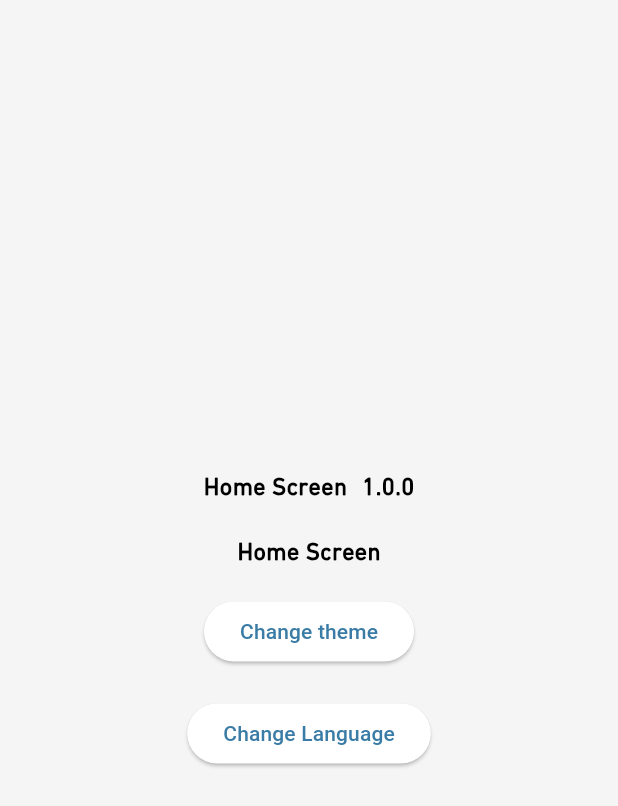
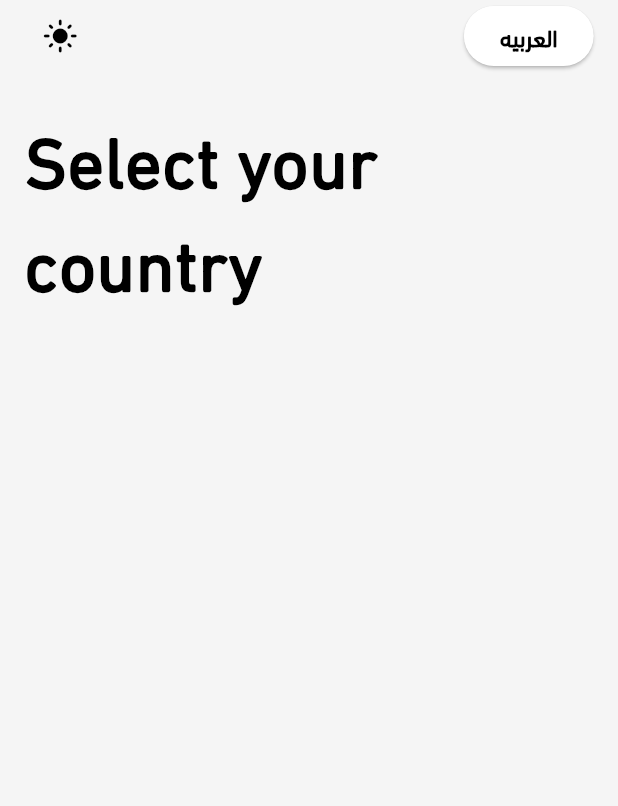
Before and after one commit to KhaledHAnter/saay, a Flutter app: the screen it shows after launch, on a phone screen of 412 x 824 dp. Shown: the top 806 px of the screen. Run offline on Flutter 3.47's test engine with Material 3 defaults, Android fonts, the phone set to English and light mode, and no system bars; our stand-ins replace bloc, easy_localization, flutter_bloc, flutter_screenutil, flutter_svg, gap and 3 more.

Commit message:
ensure that the theme and locale is toggle perfictly

```diff
--- a/assets/langs/ar.json
+++ b/assets/langs/ar.json
@@ -3,5 +3,9 @@
     "Change theme" : "تغيير الثيم",
     "Change Language" : "تغيير اللغة",
     "See more" : "المزيد",
-    "See less" : "اقل"
+    "See less" : "اقل",
+    "1.0.0" : "١.٠.٠",
+    "Arabic" : "العربية",
+    "English" : "English",
+    "Select your country" : "اختر بلدك"
 }
--- /dev/null
+++ b/devtools_options.yaml
@@ -0,0 +1,3 @@
+description: This file stores settings for Dart & Flutter DevTools.
+documentation: https://docs.flutter.dev/tools/devtools/extensions#configure-extension-enablement-states
+extensions:
--- a/lib/core/helpers/app_strings.dart
+++ b/lib/core/helpers/app_strings.dart
@@ -9,4 +9,9 @@ class AppStrings {
   static const String changeTheme = "Change theme";
 
   static const String changeLanguage = "Change Language";
+
+  static const String arabic = "العربيه";
+  static const String english = "English";
+
+  static const String selectYourCountry = "Select your country";
 }
--- a/lib/core/helpers/constants.dart
+++ b/lib/core/helpers/constants.dart
@@ -6,6 +6,8 @@ bool isLoggedUser = false;
 String langPath = "assets/langs";
 String langCacheKey = "lang";
 
+String countryCacheKey = "country";
+
 class SharedPrefsKeys {
   static const String userToken = "userToken";
 }
--- a/lib/core/routing/app_router.dart
+++ b/lib/core/routing/app_router.dart
@@ -1,5 +1,6 @@
 import 'package:flutter/material.dart';
 import 'package:saay/core/routing/routes.dart';
+import 'package:saay/features/country/ui/views/country_screen.dart';
 import 'package:saay/features/home/ui/views/home_screen.dart';
 import 'package:saay/features/splash/ui/views/splash_screen.dart';
 
@@ -11,6 +12,8 @@ class AppRouter {
     switch (settings.name) {
       case Routes.splashScreen:
         return MaterialPageRoute(builder: (_) => const SplashScreen());
+      case Routes.countryScreen:
+        return MaterialPageRoute(builder: (_) => const CountryScreen());
       case Routes.homeScreen:
         return MaterialPageRoute(builder: (_) => const HomeScreen());
 
--- a/lib/core/routing/routes.dart
+++ b/lib/core/routing/routes.dart
@@ -1,4 +1,5 @@
 class Routes {
   static const String splashScreen = '/';
+  static const String countryScreen = '/country';
   static const String homeScreen = '/home';
 }
--- a/lib/core/theming/styles.dart
+++ b/lib/core/theming/styles.dart
@@ -45,4 +45,11 @@ class Styles {
     color: Theme.of(context).colorScheme.primary,
     fontFamily: arabicFontFamily,
   );
+
+  static TextStyle font48Bold(BuildContext context) => TextStyle(
+    fontSize: 48,
+    fontWeight: FontWeightsHelper.bold,
+    color: Theme.of(context).colorScheme.onSurface,
+    fontFamily: arabicFontFamily,
+  );
 }
--- a/lib/core/widgets/app_text.dart
+++ b/lib/core/widgets/app_text.dart
@@ -156,10 +156,10 @@ class AppText extends StatelessWidget {
   final TextDirection? textDirection;
   final TrimMode? trimMode;
   final TextOverflow? overflow;
-  const AppText({
+  const AppText(
+    this.text, {
     super.key,
     this.trimLines,
-    required this.text,
     this.textAlign,
     this.maxLines,
     this.decoration,
--- /dev/null
+++ b/lib/features/country/ui/views/country_screen.dart
@@ -0,0 +1,44 @@
+import 'package:flutter/material.dart';
+import 'package:flutter_screenutil/flutter_screenutil.dart';
+import 'package:gap/gap.dart';
+import 'package:saay/core/global/global.dart';
+import 'package:saay/core/helpers/app_strings.dart';
+import 'package:saay/core/theming/styles.dart';
+import 'package:saay/core/widgets/app_text.dart';
+import 'package:saay/features/country/ui/widgets/country_headers.dart';
+
+class CountryScreen extends StatelessWidget {
+  const CountryScreen({super.key});
+
+  @override
+  Widget build(BuildContext context) {
+    bool isEn = Global.langCode == 'en';
+    return Scaffold(
+      body: SafeArea(
+        child: Padding(
+          padding: const EdgeInsets.symmetric(horizontal: 16).r,
+          child: Column(
+            mainAxisAlignment: MainAxisAlignment.start,
+            crossAxisAlignment: CrossAxisAlignment.start,
+            children: <Widget>[
+              CountryHeaders(),
+              Gap(20),
+              Padding(
+                padding:
+                    EdgeInsets.only(
+                      right: isEn ? 80 : 0,
+                      left: isEn ? 0 : 80,
+                    ).r,
+                child: AppText(
+                  AppStrings.selectYourCountry,
+                  maxLines: 2,
+                  style: Styles.font48Bold(context),
+                ),
+              ),
+            ],
+          ),
+        ),
+      ),
+    );
+  }
+}
--- /dev/null
+++ b/lib/features/country/ui/widgets/country_headers.dart
@@ -0,0 +1,59 @@
+import 'package:easy_localization/easy_localization.dart' hide TextDirection;
+import 'package:flutter/material.dart';
+import 'package:flutter_bloc/flutter_bloc.dart';
+import 'package:saay/core/global/global.dart';
+import 'package:saay/core/helpers/app_strings.dart';
+import 'package:saay/core/helpers/constants.dart';
+import 'package:saay/core/helpers/shared_prefernce_helper.dart';
+import 'package:saay/core/theming/styles.dart';
+import 'package:saay/core/theming/theming_cubit/theme_cubit.dart';
+import 'package:saay/core/widgets/app_text.dart';
+
+class CountryHeaders extends StatelessWidget {
+  const CountryHeaders({super.key});
+
+  Future<void> toggleLanguage(BuildContext context) async {
+    final currentLang = context.locale.languageCode;
+
+    // حدد اللغة الجديدة
+    final newLang = currentLang == 'ar' ? 'en' : 'ar';
+
+    // احفظ اللغة الجديدة محليًا
+    await SharedPrefHelper.setData(langCacheKey, newLang);
+
+    Global.langCode = newLang;
+    // غيّر اللغة باستخدام EasyLocalization
+    await context.setLocale(Locale(newLang));
+  }
+
+  @override
+  Widget build(BuildContext context) {
+    return Directionality(
+      textDirection: TextDirection.rtl,
+      child: Row(
+        children: [
+          ElevatedButton(
+            onPressed: () => toggleLanguage(context),
+            child: AppText(
+              Global.langCode == 'en' ? AppStrings.arabic : AppStrings.english,
+              style: Styles.font16SemiBold(context),
+            ),
+          ),
+          Spacer(),
+          BlocBuilder<ThemeCubit, ThemeState>(
+            builder: (context, state) {
+              return IconButton(
+                onPressed:
+                    () => context.read<ThemeCubit>().toggleTheme(context),
+                icon:
+                    state.mode == ThemeMode.light
+                        ? const Icon(Icons.dark_mode)
+                        : const Icon(Icons.light_mode),
+              );
+            },
+          ),
+        ],
+      ),
+    );
+  }
+}
--- a/lib/features/home/ui/views/home_screen.dart
+++ b/lib/features/home/ui/views/home_screen.dart
@@ -37,12 +37,12 @@ class HomeScreen extends StatelessWidget {
                 mainAxisAlignment: MainAxisAlignment.center,
                 children: [
                   AppText(
-                    text: AppStrings.homeScreenTitle,
+                    AppStrings.homeScreenTitle,
                     style: Styles.font16SemiBold(context),
                   ),
                   Gap(10),
                   AppText(
-                    text: AppStrings.appVersion,
+                    AppStrings.appVersion,
                     style: Styles.font16SemiBold(context),
                   ),
                 ],
--- a/lib/saay.dart
+++ b/lib/saay.dart
@@ -1,6 +1,7 @@
 import 'package:easy_localization/easy_localization.dart';
 import 'package:flutter/material.dart';
 import 'package:flutter_bloc/flutter_bloc.dart';
+import 'package:flutter_screenutil/flutter_screenutil.dart';
 import 'package:saay/core/di/dependency_injection.dart';
 import 'package:saay/core/routing/app_router.dart';
 import 'package:saay/core/routing/routes.dart';
@@ -19,7 +20,10 @@ class Saay extends StatelessWidget {
         builder: (context, state) {
           return GestureDetector(
             onTap: () => FocusManager.instance.primaryFocus?.unfocus(),
-            child: MaterialApp(
+            child: ScreenUtilInit(
+              designSize: const Size(375, 812),
+              builder: (_, child) {
+                return MaterialApp(
                   localizationsDelegates: context.localizationDelegates,
                   supportedLocales: context.supportedLocales,
                   locale: context.locale,
@@ -27,9 +31,11 @@ class Saay extends StatelessWidget {
                   title: "Saay",
                   theme: AppTheme.lightTheme,
                   darkTheme: AppTheme.darkTheme,
-              themeMode: state.mode, // ← magic here
+                  themeMode: state.mode,
                   initialRoute: Routes.splashScreen,
                   onGenerateRoute: appRouter.generateRoute,
+                );
+              },
             ),
           );
         },
```
Also changed, not shown: lib/features/splash/ui/views/splash_screen.dart (+20 -9 lines). Lines whose indentation alone changed are shown as unchanged.
